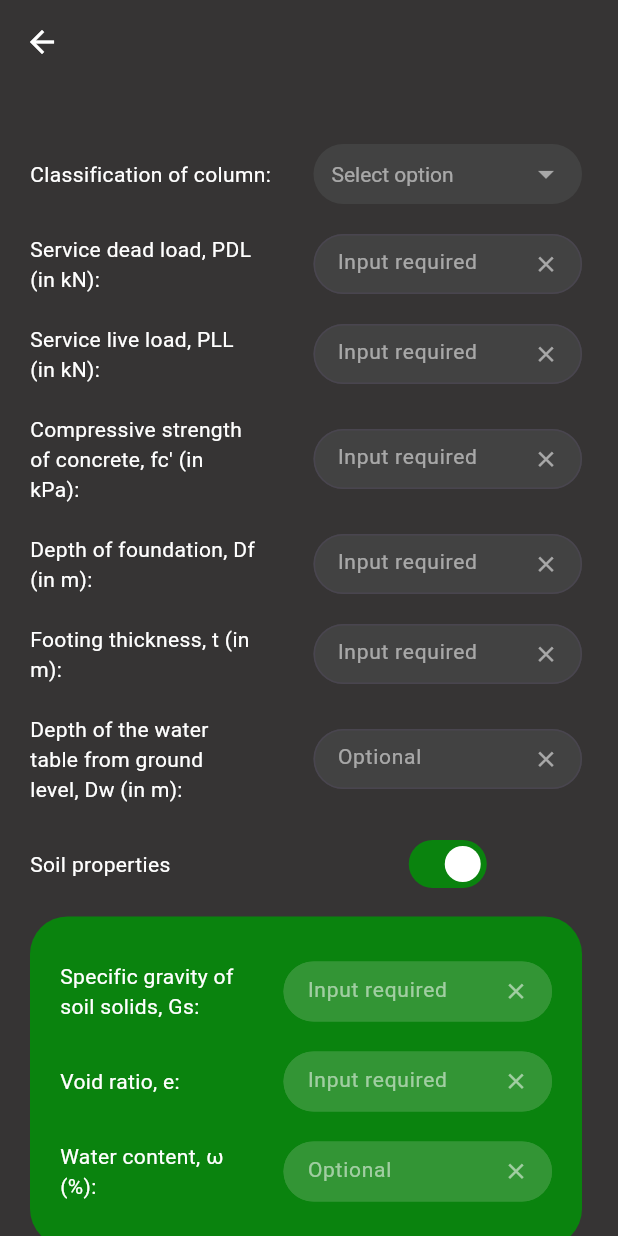
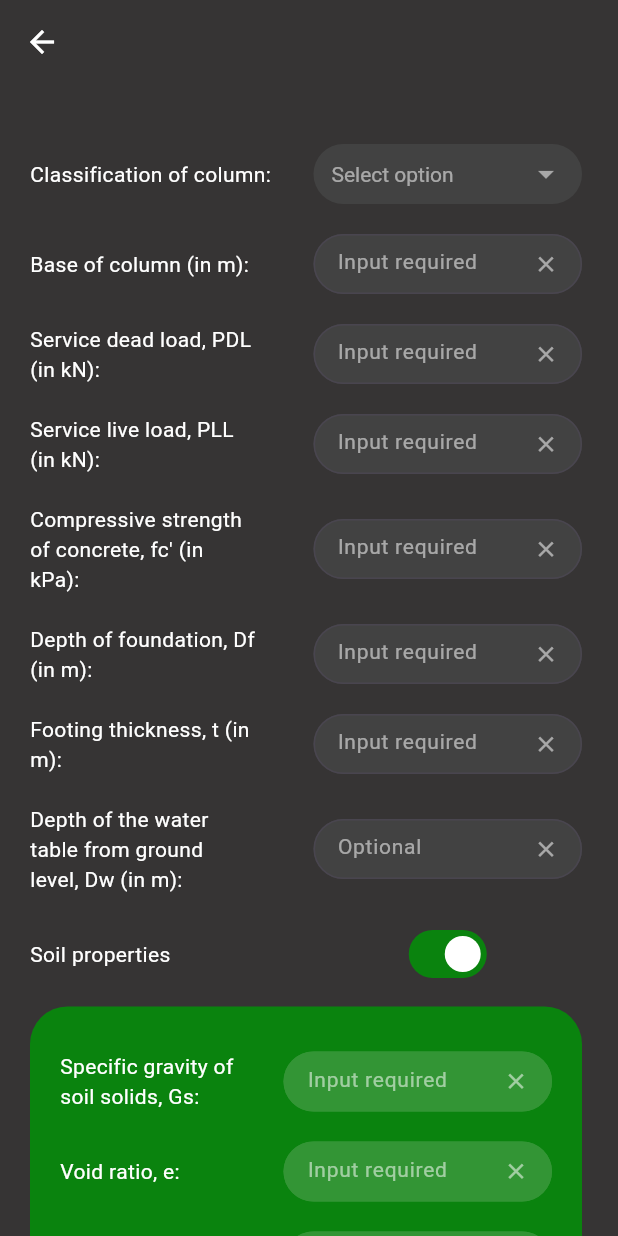
Before and after one commit to raymunddd/foundcalc, a Flutter app: the DesignPage screen opened directly with empty values, on a phone screen of 412 x 824 dp. Run offline on Flutter 3.47's test engine with Material 3 defaults, Android fonts, the phone set to English and light mode, and no system bars.

Commit message:
Design update

```diff
--- a/foundcalc/lib/pages/design_page.dart
+++ b/foundcalc/lib/pages/design_page.dart
@@ -1,6 +1,7 @@
 import 'package:flutter/material.dart';
 import 'package:flutter/services.dart';
 import '../settings/design_state.dart';
+import 'dart:math';
 
 class DesignPage extends StatefulWidget {
   final String title;
@@ -64,6 +65,7 @@ with AutomaticKeepAliveClientMixin<DesignPage> {
   late TextEditingController inputYc;
 
   late TextEditingController inputOtherUnitWeight;
+  late TextEditingController inputColBase;
 
   // solvar
 
@@ -89,6 +91,17 @@ with AutomaticKeepAliveClientMixin<DesignPage> {
   double? fLoad;
   double? fThick;
   double? qall;
+  double? pLL;
+  double? pDL;
+  double? sumP;
+  double? b;
+  double? pu;
+  double? qnu;
+  double? C;
+  double? x;
+
+  int? bRound;
+  // double? qp;
 
   void initState() {
     super.initState();
@@ -118,9 +131,12 @@ with AutomaticKeepAliveClientMixin<DesignPage> {
     inputYw = TextEditingController(text: widget.state.inputYw);
     inputYc = TextEditingController(text: widget.state.inputYc);
     inputOtherUnitWeight = TextEditingController(text: widget.state.inputOtherUnitWeight);
+    inputColBase = TextEditingController(text: widget.state.inputColBase);
 
     colClass = widget.state.colClass;
-    material = widget.state.material;
+
+    material = "Concrete"; // Set default value here
+    widget.state.material = material; // Update the state
 
     inputQAll.addListener(_updateState);
     inputQUlt.addListener(_updateState);
@@ -144,6 +160,7 @@ with AutomaticKeepAliveClientMixin<DesignPage> {
     inputYw.addListener(_updateState);
     inputYc.addListener(_updateState);
     inputOtherUnitWeight.addListener(_updateState);
+    inputColBase.addListener(_updateState);
   }
 
   void _updateState() {
@@ -170,6 +187,7 @@ with AutomaticKeepAliveClientMixin<DesignPage> {
       widget.state.inputYw = inputYw.text;
       widget.state.inputYc = inputYc.text;
       widget.state.inputOtherUnitWeight = inputOtherUnitWeight.text;
+      widget.state.inputColBase = inputColBase.text;
 
       df = double.tryParse(inputDf.text);
       dw = double.tryParse(inputDw.text);
@@ -220,6 +238,7 @@ with AutomaticKeepAliveClientMixin<DesignPage> {
     inputfcPrime.dispose();
     inputDf.dispose();
     inputPLL.dispose();
+    inputPDL.dispose();
     inputTop.dispose();
     inputBot.dispose();
     inputGs.dispose();
@@ -235,6 +254,7 @@ with AutomaticKeepAliveClientMixin<DesignPage> {
     inputYw.dispose();
     inputYc.dispose();
     inputOtherUnitWeight.dispose();
+    inputColBase.dispose();
   }
 
   // conditional labels
@@ -304,6 +324,11 @@ with AutomaticKeepAliveClientMixin<DesignPage> {
     yMatInput = double.tryParse(inputOtherUnitWeight.text);
     fLoad = double.tryParse(inputFloorLoading.text);
     fThick= double.tryParse(inputFloorThickness.text);
+
+    pLL= double.tryParse(inputPLL.text);
+    pDL = double.tryParse(inputPDL.text);
+
+    C = double.tryParse(inputColBase.text);
 
       // Default values
     yw = double.tryParse(inputYw.text) ?? 9.81; // Default to 9.81 if null
@@ -363,7 +388,6 @@ with AutomaticKeepAliveClientMixin<DesignPage> {
     if (widget.state.weightPressures) {
       if (widget.state.material == 'Concrete') {
         yMat = yc!;
-        yMatInput = null;
       } else { //others
         if (yMatInput != null) {
           yMat = yMatInput!;
@@ -373,8 +397,10 @@ with AutomaticKeepAliveClientMixin<DesignPage> {
       }
       if (qall != null && fLoad != null && yMat != null && fThick != null && qo != null) {
         qn = qall! - fLoad! - yMat!*(fThick!/1000) - qo!;
+        //qp = yMat!*(fThick!/1000);
       } else {
         qn = 3;
+        //qp = 4;
       }
     } else { // no weight pressures
       if (qall != null && qo != null) {
@@ -384,10 +410,56 @@ with AutomaticKeepAliveClientMixin<DesignPage> {
       }
     }
 
+    if (pLL != null && pDL != null) {
+      sumP = pLL! + pDL!;
+      pu = 1.2*pDL! + 1.6*pLL!;
+    } else {
+      sumP = null;
+      pu = null;
+    }
+
+    if (qn != null && sumP != null) {
+      b = ((sqrt(sumP!/qn!))/0.025);
+
+      if (b != null) {
+        bRound = b!.ceil();
+      } else {
+        bRound = null;
+      }
+      if (bRound != null) {
+        b = 0.025 * (bRound!.toDouble());
+      } else {
+        // Handle the case where bRound is null, if necessary
+        b = 0.01; // Or any other default behavior
+      }
+    } else {
+      bRound = null;
+      b = 0.02;
+    }
+
+    if (pu != null) {
+      if (b != null) {
+        qnu = pu!/(b!*b!);
+      } else {
+        qnu = null;
+      }
+    } else {
+      qnu = null;
+    }
+
+
+
+    if (colClass == "Interior") {
+      //x = (B!/2) - (C!/2) -
+    } else if (colClass == "Edge") {
+
+    } else { // Corner
+
+    }
 
     print('otherMat = ${widget.state.otherMat}');
-    print("yc = $yc, yMat = $yMat");
-    print("qa = $qall, qo = $qo, qn = $qn");
+    print("yc = $yc, yMat = $yMat, fLoad = $fLoad");
+    print("qa = $qall, qo = $qo, qn = $qn, Pa = $sumP, b = $b, bRound = $bRound, Pu = $pu, qnu = $qnu");
     print('isGammaDryEnabled = ${widget.state.isGammaDryEnabled}, isGammaMoistEnabled = ${widget.state.isGammaMoistEnabled}');
   }
 
@@ -429,6 +501,7 @@ with AutomaticKeepAliveClientMixin<DesignPage> {
                     // row managerrrr
                     children: [
                       rowColClass(),
+                      rowColBase(),
                       rowPdead(),
                       rowPlive(),
                       rowfcPrime(),
@@ -1150,6 +1223,72 @@ with AutomaticKeepAliveClientMixin<DesignPage> {
       ),
     );
   }
+  Widget rowColBase() {
+    return Padding(
+      padding: EdgeInsets.only(top: 20),
+      child: Container(
+        width: MediaQuery.of(context).size.width * 0.9,
+        constraints: BoxConstraints(maxWidth: 500),
+        child: Row(
+          mainAxisAlignment: MainAxisAlignment.spaceBetween, // Centers row children horizontally
+          children: [
+            Flexible(
+              child: Container(
+                width: 150,
+                child: Text(
+                  'Base of column (in m):',
+                  style: TextStyle(color: Colors.white),
+                ),
+              )
+            ),
+            Container(
+              width: 179,
+              child: TextSelectionTheme(
+                data: TextSelectionThemeData(
+                  cursorColor: Colors.white,
+                ),
+                child: SizedBox(
+                  height: 40, // Adjust height as needed
+                  child: TextField(
+                    controller: inputColBase,
+                    keyboardType: TextInputType.numberWithOptions(decimal: true), // Allows decimal numbers
+                    inputFormatters: [
+                      FilteringTextInputFormatter.allow(RegExp(r'^\d*\.?\d*$')), // Allows only numbers and one decimal point
+                    ],
+                    style: TextStyle(color: Colors.white),
+                    decoration: InputDecoration(
+                      hintText: "Input required",
+                      hintStyle: TextStyle(color: Colors.white54, fontSize: 14),
+                      border: OutlineInputBorder(
+                        borderRadius: BorderRadius.circular(25),
+                      ),
+                      filled: true,
+                      fillColor: Colors.grey[800],
+                      focusedBorder: OutlineInputBorder(
+                        borderRadius: BorderRadius.circular(25),
+                        borderSide: BorderSide(color: Colors.white),
+                      ),
+                      suffixIcon: IconButton(
+                          icon: Icon(
+                            Icons.clear,
+                            color: Colors.white54,
+                          ),
+                          iconSize: 17,
+                          onPressed: () {
+                            // Clear the text field
+                            inputColBase.clear();
+                          },
+                        ),
+                    ),
+                  ),
+                )
+              )
+            ),
+          ],
+        ),
+      ),
+    );
+  }
   Widget rowTopToggle() {
     return Padding(
       padding: EdgeInsets.only(top: 20),
@@ -2412,9 +2551,16 @@ with AutomaticKeepAliveClientMixin<DesignPage> {
                 onChanged: (String? newValue) {
                   setState(() {
                     material = newValue;
-                    // Update the state based on the selected material
-                    widget.state.otherMat = (newValue == 'Others');
-                    widget.onStateChanged(widget.state); // Notify parent about the state change
+                    widget.state.material = newValue; // Update the state
+
+                    // Set otherMat based on the selected material
+                    if (newValue == 'Concrete') {
+                      widget.state.otherMat = false; // Set to false if Concrete is selected
+                    } else {
+                      widget.state.otherMat = true; // Set to true for other materials
+                    }
+
+                    calculate(); // Call calculate to update yMat
                   });
                 },
                 items: materials.map((String value) {
--- a/foundcalc/lib/settings/design_state.dart
+++ b/foundcalc/lib/settings/design_state.dart
@@ -27,6 +27,7 @@ class DesignState {
   String inputYw = '';
   String inputYc = '';
   String inputOtherUnitWeight = '';
+  String inputColBase = '';
   final String title;
 
   bool scrollToTop = false;
```
